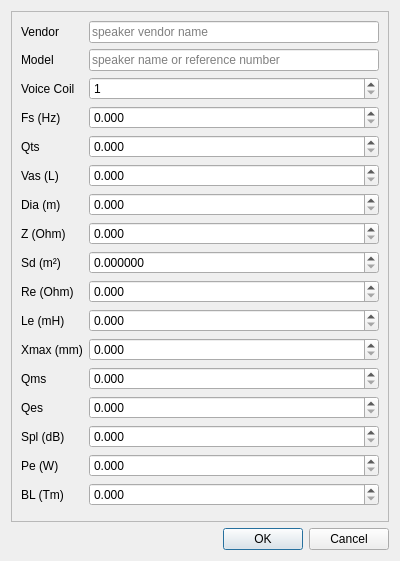
Above: speakerdialog.ui from be1/qspeakers before the change. Below: the same form after it.
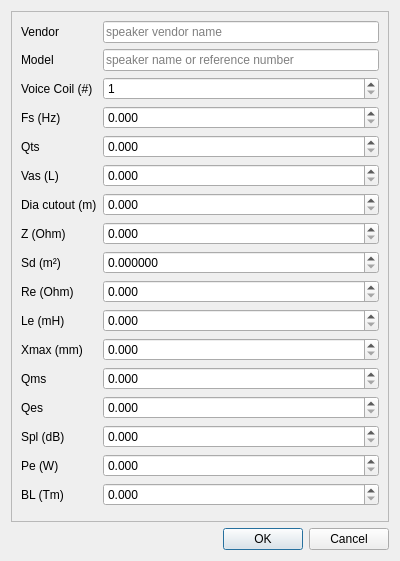
That is the form after the change.

The edit to the form file:
```diff
--- a/speakerdialog.ui
+++ b/speakerdialog.ui
@@ -105,7 +105,7 @@
      <item row="7" column="0">
       <widget class="QLabel" name="diaLabel">
        <property name="text">
-        <string>Dia (m)</string>
+        <string>Dia cutout (m)</string>
        </property>
       </widget>
      </item>
@@ -268,7 +268,7 @@
      <item row="2" column="0">
       <widget class="QLabel" name="vcLabel">
        <property name="text">
-        <string>Voice Coil</string>
+        <string>Voice Coil (#)</string>
        </property>
       </widget>
      </item>
```
